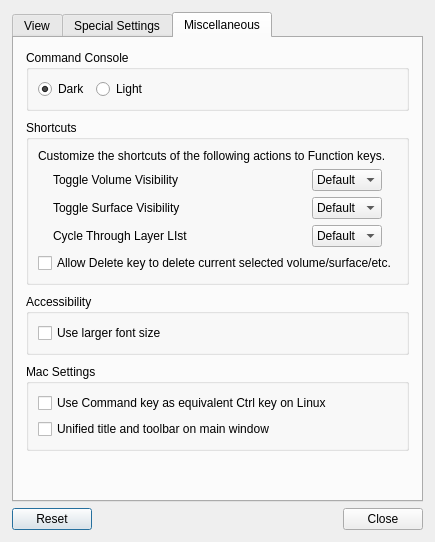
Before: the Qt Designer form freeview/DialogPreferences.ui in freesurfer/freesurfer, drawn with Qt 5.
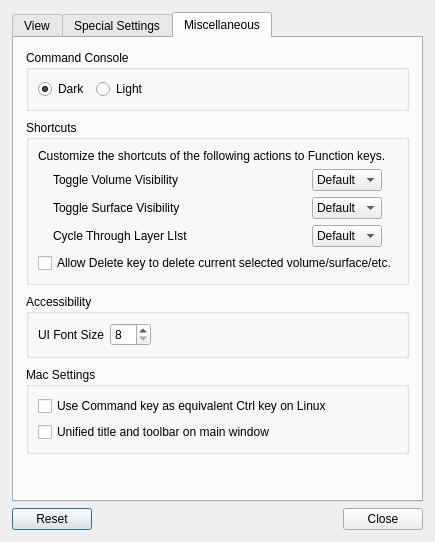
After: the same form once the commit is applied. The open tabs and pages were chosen to show the change. Custom widgets are drawn as their Qt base class.

Commit message: Added option to set UI font size

The edit to the form file:
```diff
--- a/freeview/DialogPreferences.ui
+++ b/freeview/DialogPreferences.ui
@@ -937,11 +937,38 @@
          </property>
          <layout class="QVBoxLayout" name="verticalLayout_12">
           <item>
-           <widget class="QCheckBox" name="checkBoxLargeFont">
-            <property name="text">
-             <string>Use larger font size</string>
-            </property>
-           </widget>
+           <layout class="QHBoxLayout" name="horizontalLayout_3">
+            <item>
+             <widget class="QLabel" name="label_17">
+              <property name="text">
+               <string>UI Font Size</string>
+              </property>
+             </widget>
+            </item>
+            <item>
+             <widget class="QSpinBox" name="spinBoxUIFontSize">
+              <property name="minimum">
+               <number>8</number>
+              </property>
+              <property name="maximum">
+               <number>20</number>
+              </property>
+             </widget>
+            </item>
+            <item>
+             <spacer name="horizontalSpacer_12">
+              <property name="orientation">
+               <enum>Qt::Horizontal</enum>
+              </property>
+              <property name="sizeHint" stdset="0">
+               <size>
+                <width>40</width>
+                <height>20</height>
+               </size>
+              </property>
+             </spacer>
+            </item>
+           </layout>
           </item>
          </layout>
         </widget>
```
The commit also changes 4 other files.
